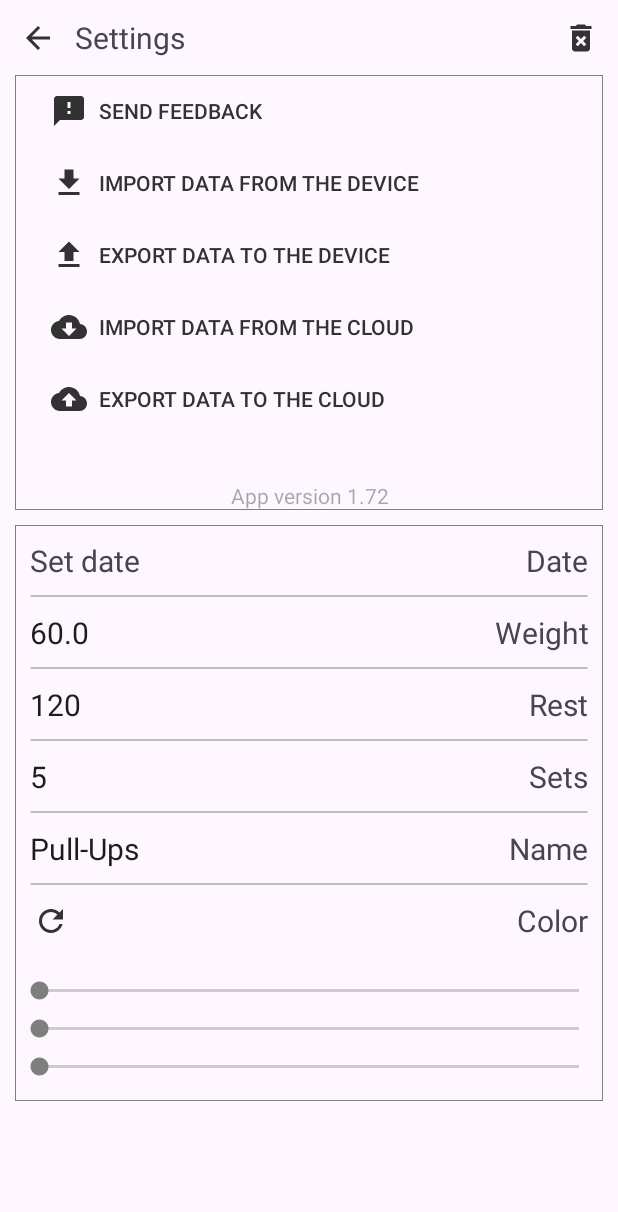
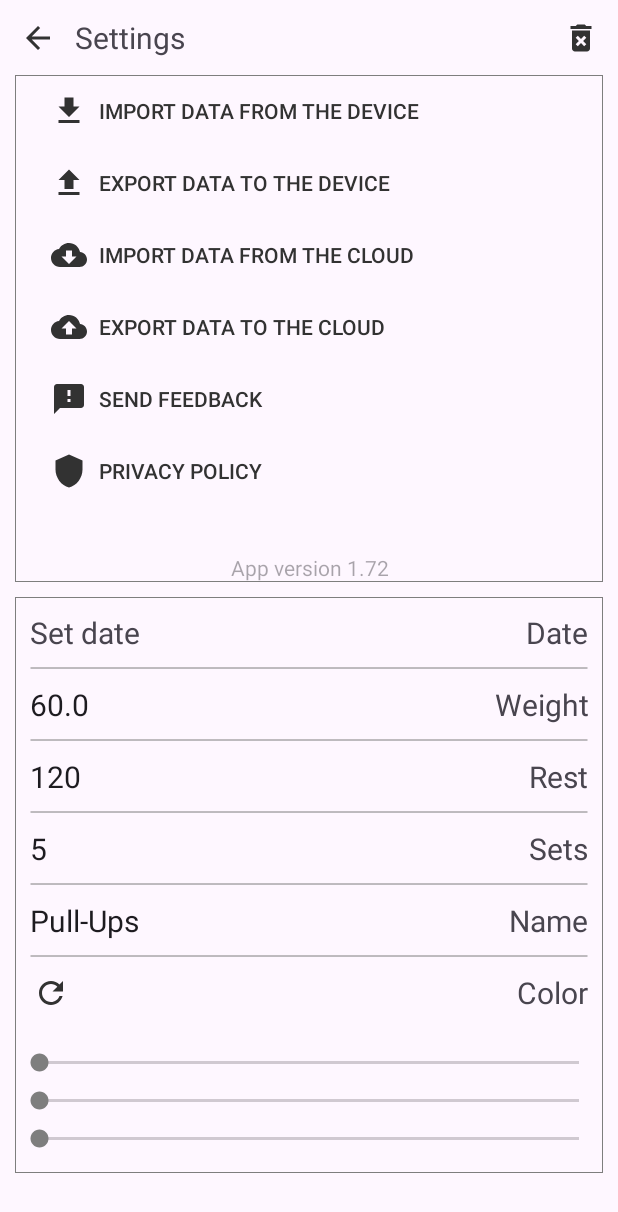
Before and after one commit to lestec-al/afit, an Android app: the layout dialog_settings.xml on its own in the app's theme, with its tools: preview values and no code run, on a phone screen of 412 x 824 dp. Shown: the top 1212 px of the screen. Run offline under Robolectric (Android 15) with nearby library versions, the phone set to English and light mode, and no system bars.

Commit message:
23(1.76)

```diff
--- a/app/build.gradle
+++ b/app/build.gradle
@@ -10,8 +10,8 @@ android {
         applicationId "com.yurhel.alex.afit"
         minSdk 28
         targetSdk 34
-        versionCode 22
-        versionName "1.75"
+        versionCode 23
+        versionName "1.76"
 
         testInstrumentationRunner "androidx.test.runner.AndroidJUnitRunner"
     }
--- a/app/src/main/java/com/yurhel/alex/afit/CalendarAdapter.java
+++ b/app/src/main/java/com/yurhel/alex/afit/CalendarAdapter.java
@@ -8,6 +8,7 @@ import android.view.Gravity;
 import android.view.LayoutInflater;
 import android.view.View;
 import android.view.ViewGroup;
+import android.view.Window;
 import android.widget.ImageButton;
 import android.widget.LinearLayout;
 import android.widget.TextView;
@@ -131,7 +132,8 @@ public class CalendarAdapter extends RecyclerView.Adapter<CalendarAdapter.MyView
                     // Calendar stats dialog
                     Dialog dialog = new Dialog(context);
                     dialog.setContentView(R.layout.dialog_calendar_stats);
-                    dialog.getWindow().setLayout(ViewGroup.LayoutParams.MATCH_PARENT, ViewGroup.LayoutParams.WRAP_CONTENT);
+                    Window window = dialog.getWindow();
+                    if (window != null) window.setLayout(ViewGroup.LayoutParams.MATCH_PARENT, ViewGroup.LayoutParams.WRAP_CONTENT);
                     ImageButton back = dialog.findViewById(R.id.buttonBack);
                     back.setOnClickListener(view -> dialog.cancel());
                     back.setColorFilter(themeColor);
--- /dev/null
+++ b/app/src/main/res/drawable/ic_privacy.xml
@@ -0,0 +1,9 @@
+<vector xmlns:android="http://schemas.android.com/apk/res/android"
+    android:height="@dimen/up_icon_size"
+    android:viewportHeight="24"
+    android:viewportWidth="24"
+    android:width="@dimen/up_icon_size">
+    <path
+        android:fillColor="@color/dark"
+        android:pathData="M12,1L3,5v6c0,5.55 3.84,10.74 9,12 5.16,-1.26 9,-6.45 9,-12V5l-9,-4z"/>
+</vector>
--- a/app/src/main/res/layout/dialog_settings.xml
+++ b/app/src/main/res/layout/dialog_settings.xml
@@ -60,16 +60,6 @@
         android:orientation="vertical">
 
         <Button
-            android:id="@+id/feedbackButton"
-            android:layout_width="match_parent"
-            android:layout_height="wrap_content"
-            android:text="@string/feedback"
-            android:gravity="start|center_vertical"
-            android:drawableLeft="@drawable/ic_feedback"
-            style="@style/Widget.AppCompat.Button.Borderless"
-            tools:textColor="@color/dark" />
-
-        <Button
             android:id="@+id/importButton"
             android:layout_width="match_parent"
             android:layout_height="wrap_content"
@@ -119,6 +109,26 @@
             android:drawableLeft="@drawable/ic_cloud_upload"
             style="@style/Widget.AppCompat.Button.Borderless"
             tools:textColor="@color/dark"/>
+
+        <Button
+            android:id="@+id/feedbackButton"
+            android:layout_width="match_parent"
+            android:layout_height="wrap_content"
+            android:text="@string/feedback"
+            android:gravity="start|center_vertical"
+            android:drawableLeft="@drawable/ic_feedback"
+            style="@style/Widget.AppCompat.Button.Borderless"
+            tools:textColor="@color/dark" />
+
+        <Button
+            android:id="@+id/privacyButton"
+            android:layout_width="match_parent"
+            android:layout_height="wrap_content"
+            android:text="@string/privacy_policy"
+            android:gravity="start|center_vertical"
+            android:drawableLeft="@drawable/ic_privacy"
+            style="@style/Widget.AppCompat.Button.Borderless"
+            tools:textColor="@color/dark" />
 
         <TextView
             android:id="@+id/versionTV"
--- a/app/src/main/res/values/strings.xml
+++ b/app/src/main/res/values/strings.xml
@@ -2,7 +2,8 @@
 <resources>
     <string name="ok" translatable="false">OK</string>
     <string name="app_link" translatable="false">https://play.google.com/store/apps/details?id=com.yurhel.alex.afit</string>
-    <string name="app_name">Fit Diary</string>
+    <string name="privacy_link" translatable="false">https://sites.google.com/view/afitapp</string>
+    <string name="app_name" translatable="false">AFit</string>
     <string name="do_exercise">Do</string>
     <string name="stop">STOP</string>
     <string name="rest">Rest</string>
@@ -38,4 +39,5 @@
     <string name="connect_cloud">Connect the cloud</string>
     <string name="app_ver">App version</string>
     <string name="empty_text">It\'s empty here yet</string>
+    <string name="privacy_policy">Privacy Policy</string>
 </resources>
```
Also changed, not shown: app/src/main/java/com/yurhel/alex/afit/CalendarActivity.java (+7 -2 lines), app/src/main/java/com/yurhel/alex/afit/Help.java (+8 -4 lines), app/src/main/java/com/yurhel/alex/afit/MainActivity.java (+12 -2 lines), app/src/main/java/com/yurhel/alex/afit/ManyStatsActivity.java (+2 -5 lines), app/src/main/java/com/yurhel/alex/afit/StatsActivity.java (+8 -8 lines), app/src/main/java/com/yurhel/alex/afit/TrainingActivity.java (+12 -23 lines), 3 other files.
